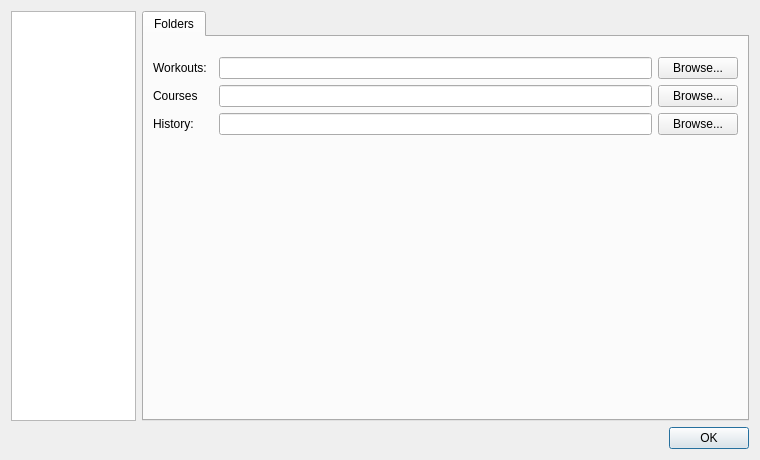
Old version of the form src/ui/dialogmainwindowconfig.ui in the repository MaximumTrainer/MaximumTrainer_Redux.
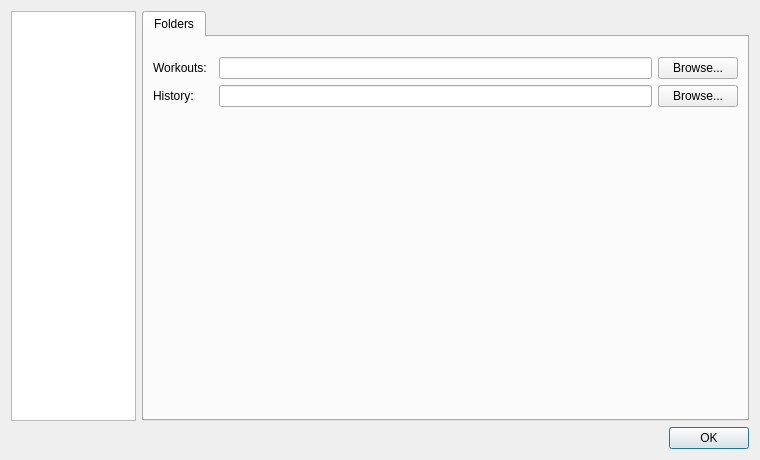
New version of the form. The open tabs and pages were chosen to show the change. Custom widgets are drawn as their Qt base class.

Commit message: cleanup: remove dead FIT/TCX scaffolding, dormant Course feature + GpxParser (~−3,600 lines) (#230)

```diff
--- a/src/ui/dialogmainwindowconfig.ui
+++ b/src/ui/dialogmainwindowconfig.ui
@@ -367,39 +367,6 @@
              </item>
             </layout>
            </item>
-           <item>
-            <layout class="QHBoxLayout" name="horizontalLayout_4">
-             <item>
-              <widget class="QLabel" name="label_courseTxt">
-               <property name="sizePolicy">
-                <sizepolicy hsizetype="Minimum" vsizetype="Preferred">
-                 <horstretch>0</horstretch>
-                 <verstretch>0</verstretch>
-                </sizepolicy>
-               </property>
-               <property name="minimumSize">
-                <size>
-                 <width>60</width>
-                 <height>0</height>
-                </size>
-               </property>
-               <property name="text">
-                <string>Courses</string>
-               </property>
-              </widget>
-             </item>
-             <item>
-              <widget class="QLineEdit" name="lineEdit_courseDir"/>
-             </item>
-             <item>
-              <widget class="QPushButton" name="pushButton_browseCourseDir">
-               <property name="text">
-                <string>Browse...</string>
-               </property>
-              </widget>
-             </item>
-            </layout>
-           </item>
            <item>
             <layout class="QHBoxLayout" name="horizontalLayout_2">
              <item>
```
The commit also changes 47 other files.
